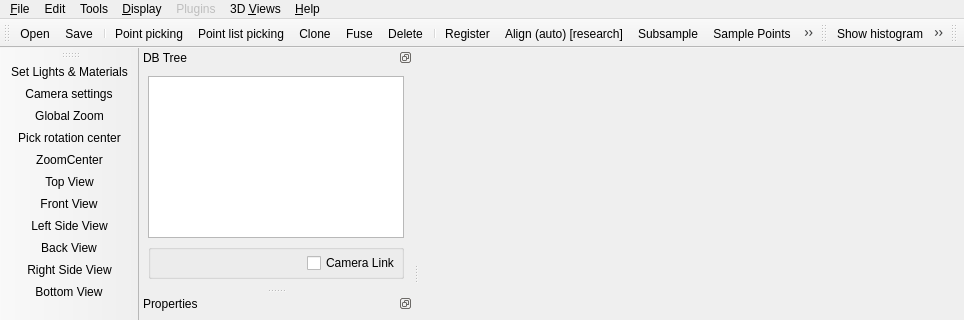
First picture: the form in qCC/ui_templates/mainWindow.ui, repository CloudCompare/CloudCompare, before the edit; both pictures show x 0 to 964 and y 0 to 320 of the 964 by 649 pixel window.
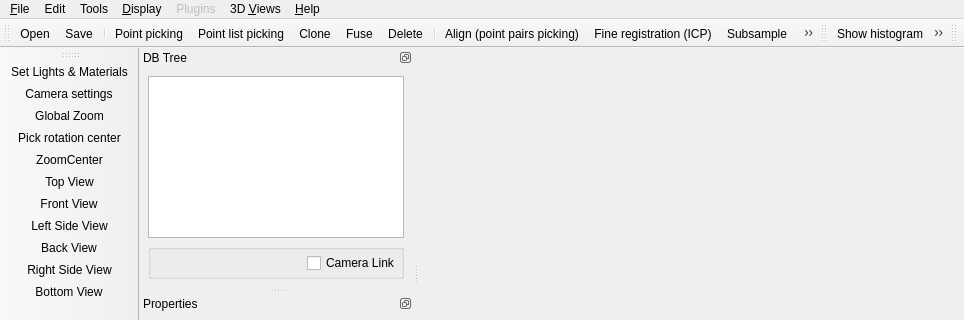
Second picture: the form after the edit. Icons and pictures are not drawn. Custom widgets are drawn as their Qt base class.

Commit message: Point pair registration tool ready!

Patch:
```diff
--- a/qCC/ui_templates/mainWindow.ui
+++ b/qCC/ui_templates/mainWindow.ui
@@ -535,8 +535,8 @@
    <addaction name="actionFuse"/>
    <addaction name="actionDelete"/>
    <addaction name="separator"/>
+   <addaction name="actionPointPairsAlign"/>
    <addaction name="actionRegister"/>
-   <addaction name="actionAlign"/>
    <addaction name="actionSubsample"/>
    <addaction name="actionSamplePoints"/>
    <addaction name="actionCloudCloudDist"/>
@@ -904,7 +904,7 @@
      <normaloff>:/CC/Menu/images/menu/cc_registerIcon.png</normaloff>:/CC/Menu/images/menu/cc_registerIcon.png</iconset>
    </property>
    <property name="text">
-    <string>Register</string>
+    <string>Fine registration (ICP)</string>
    </property>
    <property name="toolTip">
     <string>Register entities</string>
@@ -1930,7 +1930,13 @@
      <normaloff>:/CC/Menu/images/menu/cc_register4pcsIcon.png</normaloff>:/CC/Menu/images/menu/cc_register4pcsIcon.png</iconset>
    </property>
    <property name="text">
-    <string>Align (with point pairs)</string>
+    <string>Align (point pairs picking)</string>
+   </property>
+   <property name="toolTip">
+    <string>Aligns two clouds by picking (at least 3) equivalent point pairs</string>
+   </property>
+   <property name="statusTip">
+    <string>Aligns two clouds by picking (at least 3) equivalent point pairs</string>
    </property>
   </action>
  </widget>
```
Left out of the diff: 14 changed lines with no effect on the pictures. The commit also changes 7 other files.
